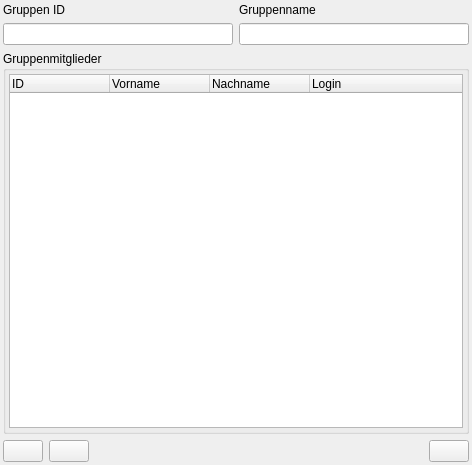
The window that guilibraries/wmsusermanagerlib/src/CwmsGroupWidget.ui (WOGRA-AG/wms) describes before a commit, drawn with Qt 5.
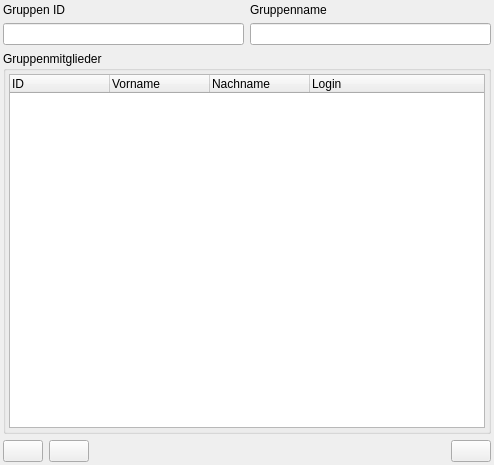
The same window after the commit. Icons and pictures are not drawn.

What changed in the file:
```diff
--- a/guilibraries/wmsusermanagerlib/src/CwmsGroupWidget.ui
+++ b/guilibraries/wmsusermanagerlib/src/CwmsGroupWidget.ui
@@ -6,7 +6,7 @@
    <rect>
     <x>0</x>
     <y>0</y>
-    <width>472</width>
+    <width>494</width>
     <height>465</height>
    </rect>
   </property>
```
